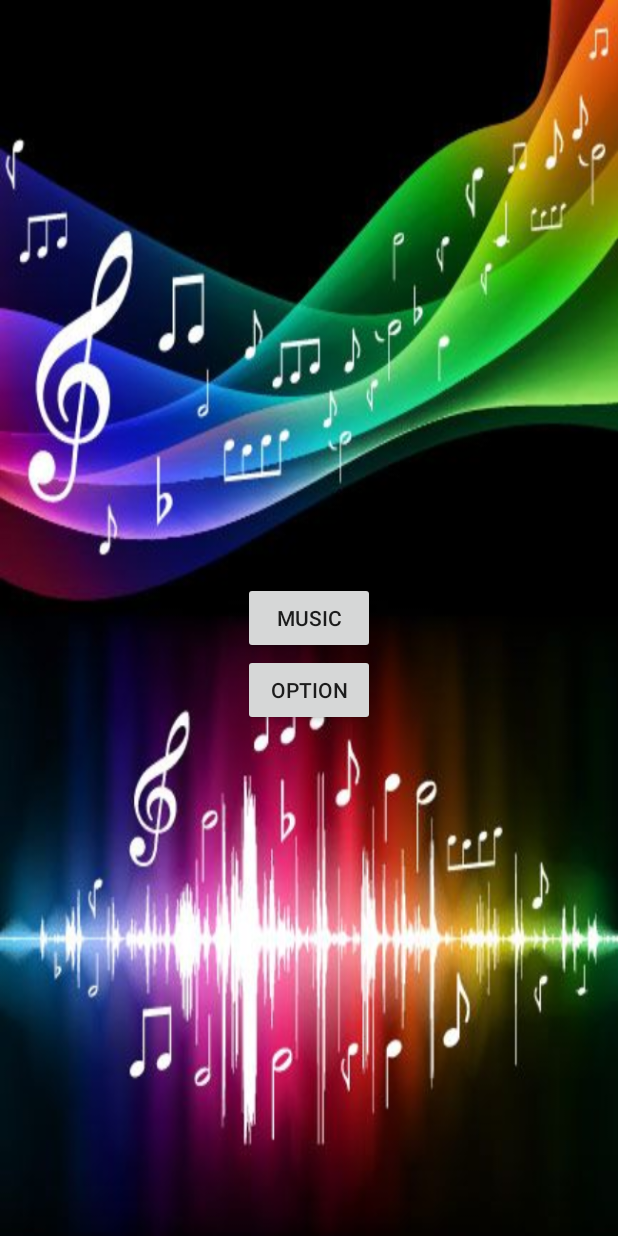
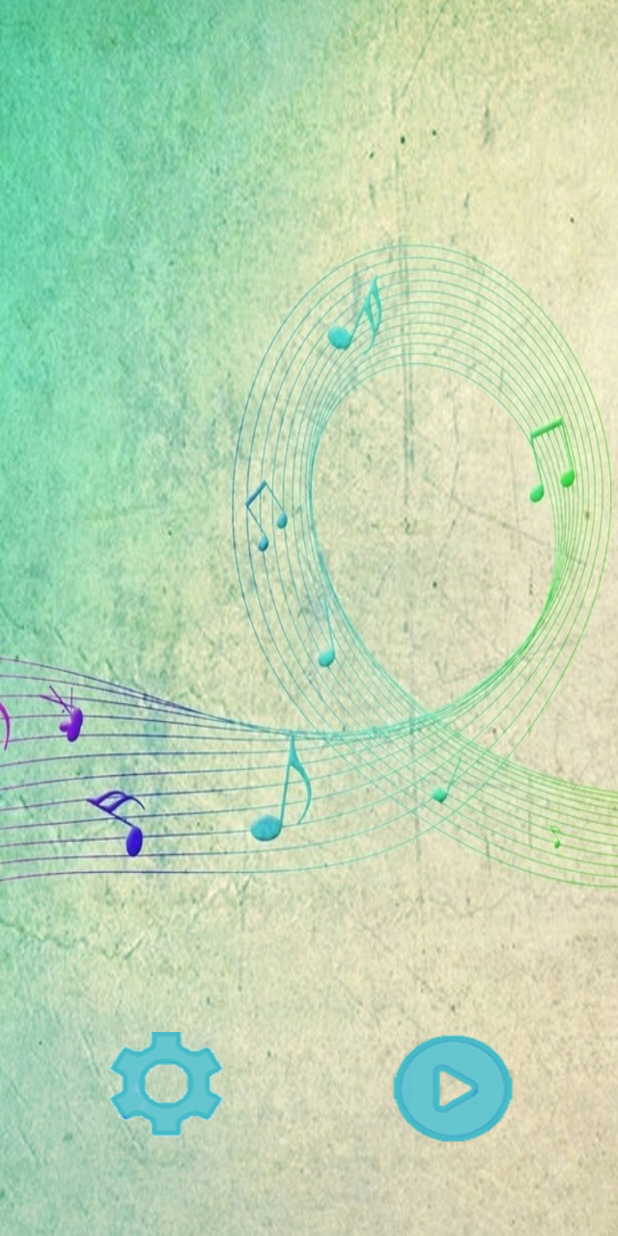
Before and after one commit to MorganeRoy/MusicV2, an Android app: the screen it shows after launch (MenuActivity), on a phone screen of 412 x 824 dp. Run offline under Robolectric (Android 15) with nearby library versions, the light colour scheme and no system bars.

Commit message:
Change menu

```diff
--- a/app/src/main/res/layout/activity_menu.xml
+++ b/app/src/main/res/layout/activity_menu.xml
@@ -13,18 +13,22 @@
     <Button
         android:layout_width="wrap_content"
         android:layout_height="wrap_content"
-        android:text="Music"
         android:id="@+id/button_music"
-        android:layout_centerHorizontal="true"
-        android:layout_centerVertical="true" />
+        android:background="@drawable/play"
+        android:layout_alignParentBottom="true"
+        android:layout_alignParentEnd="true"
+        android:layout_marginEnd="50dp"
+        android:layout_marginBottom="40dp" />
 
     <Button
         android:layout_width="wrap_content"
         android:layout_height="wrap_content"
-        android:text="Option"
         android:id="@+id/button_option"
-        android:layout_below="@+id/button_music"
-        android:layout_centerHorizontal="true" />
+        android:background="@drawable/option"
+        android:layout_alignBaseline="@+id/button_music"
+        android:layout_alignBottom="@+id/button_music"
+        android:layout_alignParentStart="true"
+        android:layout_marginStart="50dp" />
 
 
 </RelativeLayout>
```
Also changed, not shown: app/src/main/res/drawable/background.jpg, app/src/main/res/drawable/option.png (added), app/src/main/res/drawable/play.png (added).
